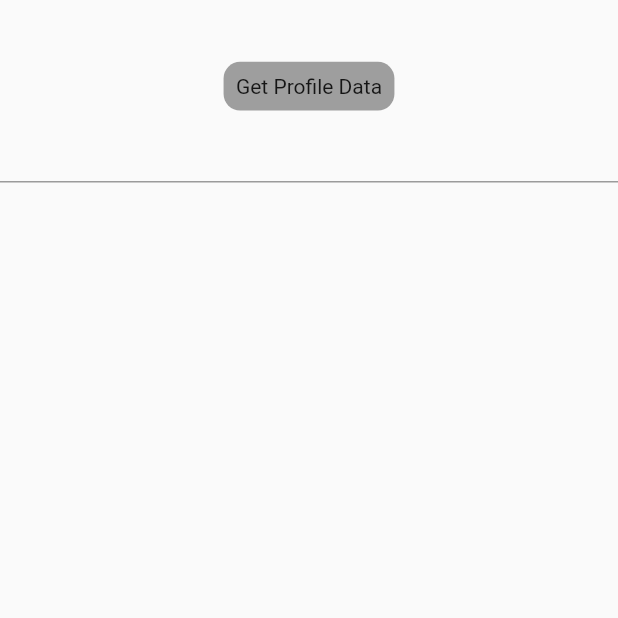
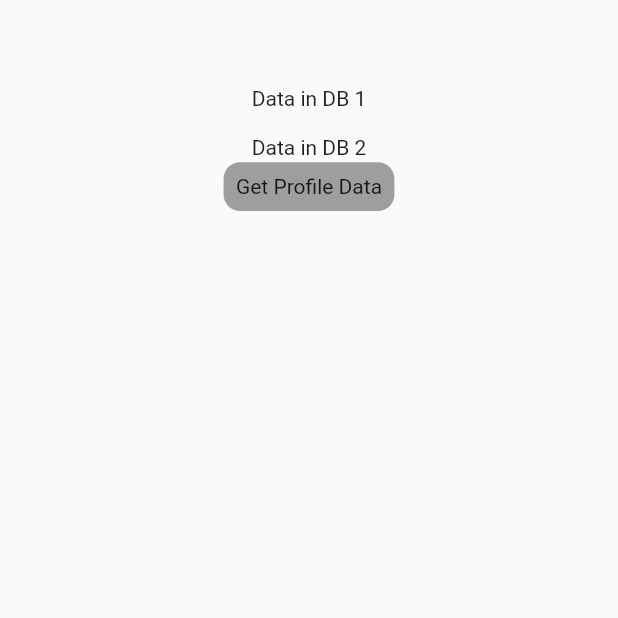
Before and after one commit to alexebe123/ontologie_et_web_semantique, a Flutter app: the screen it shows after launch, after a tap on "Get Profile Data", on a phone screen of 412 x 824 dp, the top half of it. Run offline on Flutter 3.47's test engine with Material 2 defaults, Android fonts, the phone set to English and light mode, and no system bars; our stand-ins replace sizer; network calls fail.

Commit message:
update BD1 from DB2

```diff
--- a/lib/Notifiers/api_service.dart
+++ b/lib/Notifiers/api_service.dart
@@ -4,11 +4,16 @@ import 'package:flutter/cupertino.dart';
 import 'dart:io';
 import 'dart:convert';
 import 'package:http/http.dart' as http;
+import 'package:ontologie_et_web_semantique/expaired/pofile_model_tow.dart';
+import 'package:ontologie_et_web_semantique/model/product_model.dart';
 import 'package:ontologie_et_web_semantique/model/profile_model.dart';
-import 'package:ontologie_et_web_semantique/model/test_model.dart';
+import 'package:ontologie_et_web_semantique/expaired/test_model.dart';
+import 'package:xml/xml.dart' as xml;
 
 class ApiService extends ChangeNotifier {
   static ApiService? _instance;
+  List<ProfileModel> listDBOne = [];
+  List<ProfileModel> listDBTow = [];
 
   ApiService._internal();
   static ApiService get instance {
@@ -46,4 +51,82 @@ class ApiService extends ChangeNotifier {
       log(e.toString());
     }
   }
+
+  Future getProfileXmlData() async {
+    try {
+      var url = "http://10.0.2.2/dashboard/web/get_xml_data.php";
+      var y = Uri.parse(url);
+      var x = await http.get(y);
+      final response = x;
+      // ProfileModel list = ProfileModel.fromJson(json.decode(response.body[0][0]));
+
+      //  profileModel = EmployeeDataSource(_employees);
+
+      /*  if (response.statusCode == 200) {
+        return list
+            .map((spacecraft) => ProfileModel.fromJson(spacecraft))
+            .toList();
+      }
+      */
+      return ProfileModelTow.fromXml(json.decode(response.body));
+    } catch (e) {
+      log(e.toString());
+    }
+  }
+
+  List<ProfileModel> profileFromJson(String jsonData) {
+    final data = json.decode(jsonData);
+    return List<ProfileModel>.from(
+        data.map((item) => ProfileModel.fromJson(item)));
+  }
+
+  Future<List<ProfileModel>> getDataDBOne() async {
+    List<ProfileModel> list = [];
+    try {
+      final response = await http
+          .get(Uri.parse("http://10.0.2.2/dashboard/web/getProfileDBOne.php"));
+      if (response.statusCode == 200) {
+        list = profileFromJson(response.body);
+        log(list.length.toString());
+        listDBOne = list;
+        return list;
+      } else {}
+    } catch (e) {
+      log(e.toString());
+    }
+    return list;
+  }
+
+  Future<List<ProfileModel>> getDataDBTow() async {
+    List<ProfileModel> list = [];
+    try {
+      final response = await http
+          .get(Uri.parse("http://10.0.2.2/dashboard/web/getProfileDBTow.php"));
+      if (response.statusCode == 200) {
+        list = profileFromJson(response.body);
+        log(list.length.toString());
+        listDBTow = list;
+        return list;
+      } else {}
+    } catch (e) {
+      log(e.toString());
+    }
+    return list;
+  }
+
+  Future updateDBOne(List<ProfileModel> list) async {
+    try {
+      for (int i = 0; i < list.length; i++) {
+        String url = "http://10.0.2.2/dashboard/web/updateDBOne.php";
+        final res = await http.post(Uri.parse(url), body: list[i].toJson());
+        if (res.statusCode == 200) {
+          log(res.body.toString());
+        } else {
+          log("Error");
+        }
+      }
+    } catch (e) {
+      log(e.toString());
+    }
+  }
 }
--- a/lib/model/profile_model.dart
+++ b/lib/model/profile_model.dart
@@ -1,43 +1,48 @@
 import 'dart:developer';
 
 class ProfileModel {
-  String id = "";
+  int id = 0;
   String name = "";
   String lastname = "";
   int age = 0;
 
+  ProfileModel(
+      {required this.age,
+      required this.id,
+      required this.lastname,
+      required this.name});
   ProfileModel.empty();
 
-  ProfileModel.fromJson(Map<String, dynamic> json) {
+  factory ProfileModel.fromJson(Map<dynamic, dynamic> json) {
+    return ProfileModel(
+        id: int.parse(json["id"]),
+        name: json['name'],
+        age: int.parse(json["age"]),
+        lastname: json["lastname"]);
+  }
+
+  Map<String, dynamic> toJson() {
+    final Map<String, dynamic> data = {};
     try {
-      id = json["id"];
+      data['id'] = id.toString();
     } catch (e) {
       log(e.toString());
     }
     try {
-      lastname = json["lastname"];
+      data['name'] = name;
     } catch (e) {
       log(e.toString());
     }
     try {
-      name = json["name"];
+      data['lastname'] = lastname;
     } catch (e) {
       log(e.toString());
     }
     try {
-      age = int.parse(json["age"]);
+      data['age'] = age.toString();
     } catch (e) {
       log(e.toString());
     }
-  }
-
-  Map<String, dynamic> toJson() {
-    final Map<String, dynamic> data = {};
-    data['id'] = id;
-    data['name'] = name;
-    data['lastname'] = lastname;
-    data['age'] = age;
-
     return data;
   }
 }
--- a/lib/screen/info_screen.dart
+++ b/lib/screen/info_screen.dart
@@ -1,9 +1,6 @@
-import 'dart:developer';
-
 import 'package:flutter/material.dart';
 import 'package:ontologie_et_web_semantique/Notifiers/api_service.dart';
-import 'package:ontologie_et_web_semantique/model/profile_model.dart';
-import 'package:ontologie_et_web_semantique/model/test_model.dart';
+import 'package:ontologie_et_web_semantique/expaired/test_model.dart';
 import 'package:provider/provider.dart';
 import 'package:sizer/sizer.dart';
 
@@ -28,14 +25,112 @@ class _InfoScreenState extends State<InfoScreen> {
             SizedBox(
               height: 5.h,
             ),
+            SizedBox(
+              height: 2.h,
+            ),
+            const Text("Data in DB 1"),
+            (Provider.of<ApiService>(context, listen: false)
+                    .listDBOne
+                    .isNotEmpty)
+                ? SizedBox(
+                    height: 30.h,
+                    width: 80.w,
+                    child: ListView.separated(
+                        itemBuilder: (context, index) => Container(
+                              decoration: BoxDecoration(
+                                  borderRadius: BorderRadius.circular(11),
+                                  color: Colors.grey),
+                              child: Row(children: [
+                                Text(Provider.of<ApiService>(context,
+                                        listen: false)
+                                    .listDBOne[index]
+                                    .id
+                                    .toString()),
+                                Text(Provider.of<ApiService>(context,
+                                        listen: false)
+                                    .listDBOne[index]
+                                    .name),
+                                Text(Provider.of<ApiService>(context,
+                                        listen: false)
+                                    .listDBOne[index]
+                                    .lastname),
+                                Text(Provider.of<ApiService>(context,
+                                        listen: false)
+                                    .listDBOne[index]
+                                    .age
+                                    .toString()),
+                              ]),
+                            ),
+                        separatorBuilder: (context, index) => SizedBox(
+                              height: 1.h,
+                            ),
+                        itemCount:
+                            Provider.of<ApiService>(context, listen: false)
+                                .listDBOne
+                                .length))
+                : Container(),
+            SizedBox(
+              height: 2.h,
+            ),
+            const Text("Data in DB 2"),
+            (Provider.of<ApiService>(context, listen: false)
+                    .listDBTow
+                    .isNotEmpty)
+                ? SizedBox(
+                    height: 30.h,
+                    width: 80.w,
+                    child: ListView.separated(
+                        itemBuilder: (context, index) => Container(
+                              decoration: BoxDecoration(
+                                  borderRadius: BorderRadius.circular(11),
+                                  color: Colors.grey),
+                              child: Row(children: [
+                                Text(Provider.of<ApiService>(context,
+                                        listen: false)
+                                    .listDBTow[index]
+                                    .id
+                                    .toString()),
+                                Text(Provider.of<ApiService>(context,
+                                        listen: false)
+                                    .listDBTow[index]
+                                    .name),
+                                Text(Provider.of<ApiService>(context,
+                                        listen: false)
+                                    .listDBTow[index]
+                                    .lastname),
+                                Text(Provider.of<ApiService>(context,
+                                        listen: false)
+                                    .listDBTow[index]
+                                    .age
+                                    .toString()),
+                              ]),
+                            ),
+                        separatorBuilder: (context, index) => SizedBox(
+                              height: 1.h,
+                            ),
+                        itemCount:
+                            Provider.of<ApiService>(context, listen: false)
+                                .listDBTow
+                                .length))
+                : Container(),
+            SizedBox(
+              height: 2,
+            ),
             GestureDetector(
               onTap: () async {
-                /*   ProfileModel x =
+                var listOne =
                     await Provider.of<ApiService>(context, listen: false)
-                        .getProfile();
-                log(x.age.toString());*/
-                await Provider.of<ApiService>(context, listen: false)
-                    .createTest(test);
+                        .getDataDBOne();
+                var listTow =
+                    await Provider.of<ApiService>(context, listen: false)
+                        .getDataDBTow();
+                setState(() {});
+                if (listTow.length > listOne.length) {
+                  listTow =
+                      listTow.where((e) => e.id > listOne.length).toList();
+                  await Provider.of<ApiService>(context, listen: false)
+                      .updateDBOne(listTow);
+                }
               },
               child: Container(
                 padding: EdgeInsets.symmetric(horizontal: 2.w, vertical: 1.h),
@@ -46,11 +141,6 @@ class _InfoScreenState extends State<InfoScreen> {
                 child: const Text("Get Profile Data"),
               ),
             ),
-            TextField(
-              onChanged: (value) {
-                test.name = value;
-              },
-            ),
           ],
         ),
       )),
```
Also changed, not shown: lib/model/product_model.dart (added, +16 -0 lines), lib/expaired/pofile_model_tow.dart (renamed from lib/model/pofile_model_tow.dart), lib/expaired/test_model.dart (renamed from lib/model/test_model.dart).
